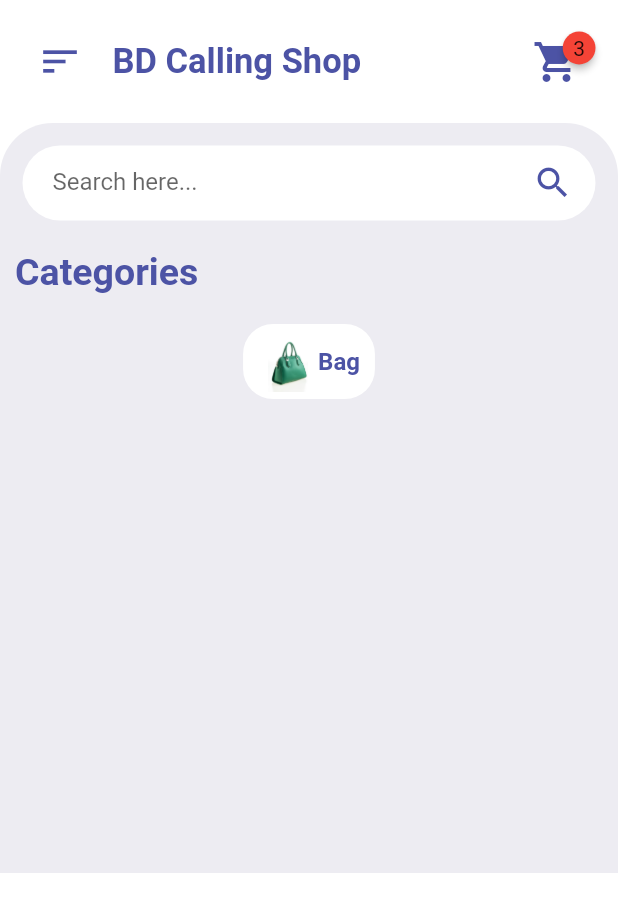
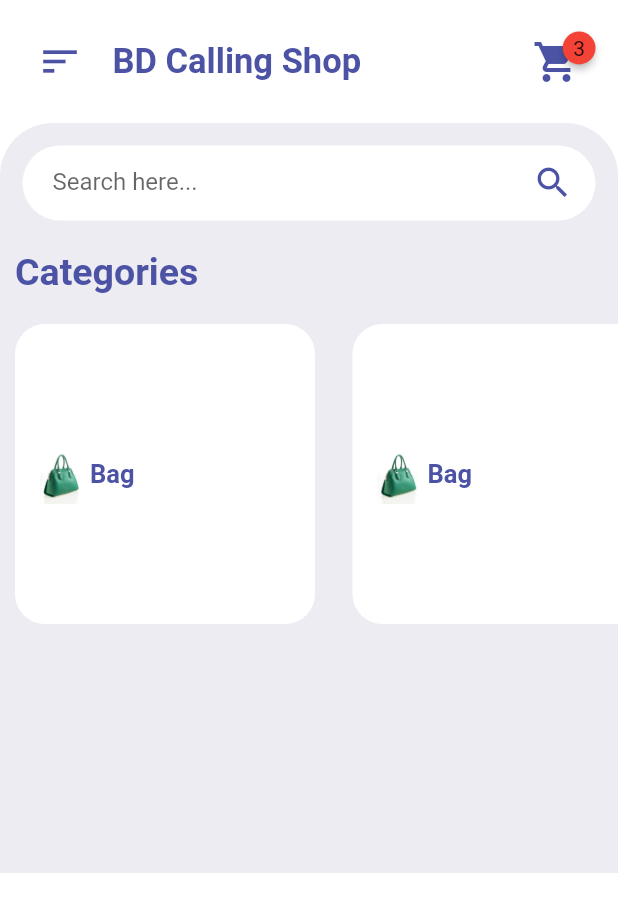
Before and after one commit to Farvez999/E-Commerce-App-UI, a Flutter app: the screen it shows after launch, on a phone screen of 412 x 824 dp. Shown: the top 912 px of the screen. Run offline on Flutter 3.47's test engine with Material 2 defaults, Android fonts, the phone set to English and light mode, and no system bars; drawn by our look-alikes of badges.

Commit message:
Category Added

```diff
--- a/lib/widget/CategoryWidget.dart
+++ b/lib/widget/CategoryWidget.dart
@@ -5,14 +5,19 @@ class CategoryWidget extends StatelessWidget {
 
   @override
   Widget build(BuildContext context) {
-    return SingleChildScrollView(
+
+    return SizedBox(
+      height: 200,
+      child: ListView.separated(
+          physics: BouncingScrollPhysics(),
           scrollDirection: Axis.horizontal,
-      child: Row(
-        children: [
-          Container(
+          shrinkWrap: true,
+          itemBuilder: (context,index){
+        return Container(
           margin: EdgeInsets.symmetric(horizontal : 10),
           padding: EdgeInsets.symmetric(vertical : 5, horizontal: 10),
           height: 50,
+          width: 200,
           decoration: BoxDecoration(
             color: Colors.white,
             borderRadius: BorderRadius.circular(20),
@@ -25,15 +30,29 @@ class CategoryWidget extends StatelessWidget {
                 "Bag",
                 style: TextStyle(
                     fontWeight: FontWeight.bold,
-                    fontSize: 16,
+                    fontSize: 17,
                     color: Color(0xFF4C53A5)
                 ),
               )
             ],
           ),
-          )
-        ],
-      ),
+        );
+      }, separatorBuilder: (context,index){
+
+
+            if(index==2){
+              return Container(
+                height: 10,
+                width: 10,
+                color: Colors.teal,
+              );
+            }else{
+              return SizedBox(width: 5,);
+            }
+
+
+
+      }, itemCount: 8),
     );
   }
 }
```
Lines whose indentation alone changed are shown as unchanged.
